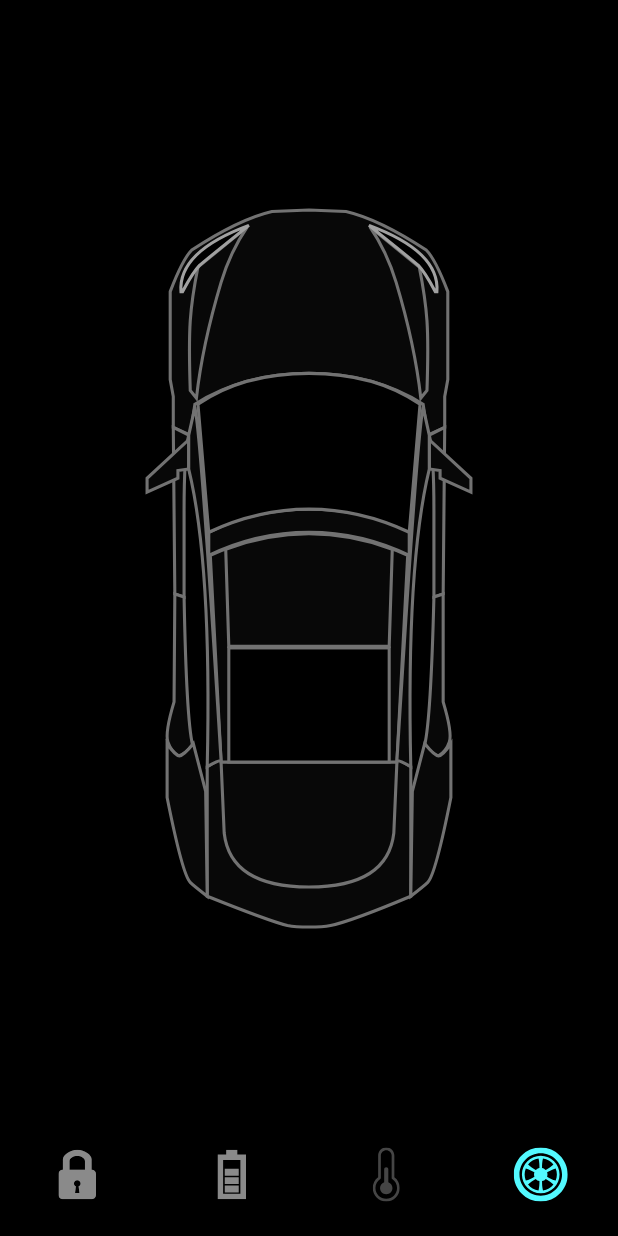
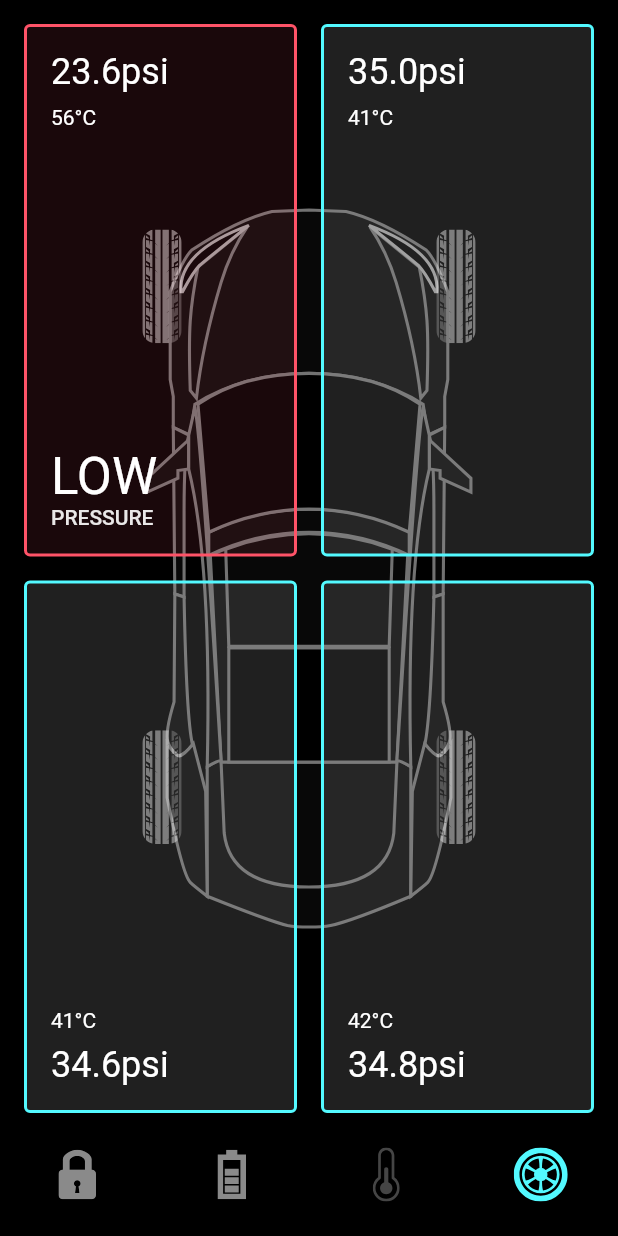
Before and after one commit to ItaloSampaio/flutter-tesla-app, a Flutter app: the screen it shows after launch, item 4 of the bottom bar chosen, on a phone screen of 412 x 824 dp. Run offline on Flutter 3.47's test engine with Material 2 defaults, Android fonts, the phone set to English and light mode, and no system bars; our stand-ins replace flutter_svg.

Commit message:
✨: create TyreScreen

```diff
--- a/lib/presentation/screens/home/home_screen.dart
+++ b/lib/presentation/screens/home/home_screen.dart
@@ -3,6 +3,7 @@ import 'package:tesla_app/presentation/core/constants.dart';
 import 'package:tesla_app/presentation/screens/battery/battery_screen.dart';
 import 'package:tesla_app/presentation/screens/lock/lock_screen.dart';
 import 'package:tesla_app/presentation/screens/temperature/temperature_screen.dart';
+import 'package:tesla_app/presentation/screens/tyre/tyre_screen.dart';
 import 'package:tesla_app/presentation/widgets/widgets.dart';
 
 import 'home_controller.dart';
@@ -22,6 +23,7 @@ class _HomeScreenState extends State<HomeScreen> with TickerProviderStateMixin {
   late AnimationController _lockAnimationController;
   late AnimationController _batteryAnimationController;
   late AnimationController _temperatureAnimationController;
+  late AnimationController _tyreAnimationController;
 
   @override
   void initState() {
@@ -41,6 +43,11 @@ class _HomeScreenState extends State<HomeScreen> with TickerProviderStateMixin {
       duration: const Duration(milliseconds: 400),
     );
 
+    _tyreAnimationController = AnimationController(
+      vsync: this,
+      duration: const Duration(milliseconds: 600),
+    );
+
     super.initState();
   }
 
@@ -49,6 +56,7 @@ class _HomeScreenState extends State<HomeScreen> with TickerProviderStateMixin {
     _lockAnimationController.dispose();
     _batteryAnimationController.dispose();
     _temperatureAnimationController.dispose();
+    _tyreAnimationController.dispose();
     _carController.dispose();
     super.dispose();
   }
@@ -94,6 +102,18 @@ class _HomeScreenState extends State<HomeScreen> with TickerProviderStateMixin {
                 };
               }
 
+              if (index == 3) {
+                forward = () async {
+                  _carController.areTyresVisible = true;
+                  await _tyreAnimationController.forward();
+                };
+              } else if (_homeController.selectedBottomTabIndex == 3) {
+                reverse = () async {
+                  _carController.areTyresVisible = false;
+                  await _tyreAnimationController.reverse();
+                };
+              }
+
               if (reverse != null) {
                 await reverse();
               }
@@ -128,6 +148,7 @@ class _HomeScreenState extends State<HomeScreen> with TickerProviderStateMixin {
                       animationController: _temperatureAnimationController,
                       carController: _carController,
                     ),
+                    TyreScreen(animationController: _tyreAnimationController),
                   ],
                 );
               },
--- /dev/null
+++ b/lib/presentation/screens/tyre/tyre_screen.dart
@@ -0,0 +1,107 @@
+import 'package:flutter/material.dart';
+import 'package:tesla_app/presentation/core/constants.dart';
+
+import 'widgets/widgets.dart';
+
+class TyreScreen extends StatelessWidget {
+  final List<Animation<double>> _animations;
+
+  final AnimationController animationController;
+
+  TyreScreen({
+    Key? key,
+    required this.animationController,
+  })  : _animations = List.generate(
+          4,
+          (index) => Tween<double>(
+            begin: 0,
+            end: 1,
+          ).animate(
+            CurvedAnimation(
+              parent: animationController,
+              curve: Interval(index * 0.25, (index + 1) * 0.25),
+            ),
+          ),
+        ),
+        super(key: key);
+
+  @override
+  Widget build(BuildContext context) {
+    return Scaffold(
+      backgroundColor: Colors.transparent,
+      body: SafeArea(
+        child: SizedBox.expand(
+          child: Padding(
+            padding: const EdgeInsets.symmetric(
+              vertical: kDefaultPadding,
+              horizontal: kDefaultPadding,
+            ),
+            child: AnimatedBuilder(
+              animation: animationController,
+              builder: (context, bhild) {
+                return Column(
+                  children: [
+                    Expanded(
+                      child: Row(
+                        children: [
+                          Expanded(
+                            child: Transform.scale(
+                              scale: _animations[0].value,
+                              child: const TyreStatus(
+                                psi: 23.6,
+                                temperature: 56,
+                                isLowPressure: true,
+                              ),
+                            ),
+                          ),
+                          const SizedBox(width: kDefaultPadding),
+                          Expanded(
+                            child: Transform.scale(
+                              scale: _animations[1].value,
+                              child: const TyreStatus(
+                                psi: 35.0,
+                                temperature: 41,
+                              ),
+                            ),
+                          ),
+                        ],
+                      ),
+                    ),
+                    const SizedBox(height: kDefaultPadding),
+                    Expanded(
+                      child: Row(
+                        children: [
+                          Expanded(
+                            child: Transform.scale(
+                              scale: _animations[2].value,
+                              child: const TyreStatus(
+                                psi: 34.6,
+                                temperature: 41,
+                                isInverted: true,
+                              ),
+                            ),
+                          ),
+                          const SizedBox(width: kDefaultPadding),
+                          Expanded(
+                            child: Transform.scale(
+                              scale: _animations[3].value,
+                              child: const TyreStatus(
+                                psi: 34.8,
+                                temperature: 42,
+                                isInverted: true,
+                              ),
+                            ),
+                          ),
+                        ],
+                      ),
+                    ),
+                  ],
+                );
+              },
+            ),
+          ),
+        ),
+      ),
+    );
+  }
+}
--- /dev/null
+++ b/lib/presentation/screens/tyre/widgets/tyre_status.dart
@@ -0,0 +1,73 @@
+import 'package:flutter/material.dart';
+import 'package:tesla_app/presentation/core/constants.dart';
+
+class TyreStatus extends StatelessWidget {
+  final double psi;
+  final int temperature;
+  final bool isLowPressure;
+  final bool isInverted;
+
+  const TyreStatus({
+    Key? key,
+    required this.psi,
+    required this.temperature,
+    this.isLowPressure = false,
+    this.isInverted = false,
+  }) : super(key: key);
+
+  @override
+  Widget build(BuildContext context) {
+    return Container(
+      padding: const EdgeInsets.all(kDefaultPadding),
+      decoration: BoxDecoration(
+        color: isLowPressure
+            ? kSecondaryColor.withOpacity(0.1)
+            : Colors.grey.withOpacity(0.2),
+        border: Border.all(
+          width: 2,
+          color: isLowPressure ? kSecondaryColor : kPrimaryColor,
+        ),
+        borderRadius: const BorderRadius.all(Radius.circular(4)),
+      ),
+      child: Column(
+        crossAxisAlignment: CrossAxisAlignment.start,
+        children: isInverted
+            ? buildStatus(context).reversed.toList()
+            : buildStatus(context),
+      ),
+    );
+  }
+
+  List<Widget> buildStatus(BuildContext context) {
+    return [
+      Text(
+        '${psi}psi',
+        style: Theme.of(context).textTheme.headline5,
+      ),
+      const SizedBox(height: kDefaultPadding / 2),
+      Text('$temperature°C'),
+      const Spacer(),
+      if (isLowPressure)
+        RichText(
+          text: TextSpan(
+            children: [
+              TextSpan(
+                text: 'Low'.toUpperCase(),
+                style: Theme.of(context)
+                    .textTheme
+                    .headline4!
+                    .copyWith(color: Colors.white),
+              ),
+              TextSpan(
+                text: '\nPressure'.toUpperCase(),
+                style: TextStyle(
+                  color: Colors.white.withOpacity(0.9),
+                  fontWeight: FontWeight.w500,
+                ),
+              ),
+            ],
+          ),
+        ),
+    ];
+  }
+}
--- /dev/null
+++ b/lib/presentation/screens/tyre/widgets/widgets.dart
@@ -0,0 +1 @@
+export './tyre_status.dart';
--- a/lib/presentation/widgets/car_blueprint.dart
+++ b/lib/presentation/widgets/car_blueprint.dart
@@ -45,6 +45,16 @@ class CarBlueprint extends StatelessWidget {
                   children: [
                     Align(
                       child: AnimatedOpacity(
+                        duration: const Duration(milliseconds: 300),
+                        opacity: carController.areTyresVisible ? 1 : 0,
+                        child: _Tyres(
+                          size: size,
+                          constraints: constraints,
+                        ),
+                      ),
+                    ),
+                    Align(
+                      child: AnimatedOpacity(
                         duration: const Duration(milliseconds: 500),
                         opacity: carController.isInsideColorVisible ? 1 : 0,
                         child: _InsideColor(size: size, color: color),
@@ -62,6 +72,57 @@ class CarBlueprint extends StatelessWidget {
         AssetPaths.svgs.car,
         width: size.width,
         height: size.height,
+      ),
+    );
+  }
+}
+
+class _Tyres extends StatelessWidget {
+  final BoxConstraints constraints;
+  final Size size;
+
+  const _Tyres({
+    Key? key,
+    required this.constraints,
+    required this.size,
+  }) : super(key: key);
+
+  @override
+  Widget build(BuildContext context) {
+    return SizedBox(
+      width: size.width,
+      height: size.height,
+      child: Stack(
+        children: [
+          Align(
+            alignment: const Alignment(-0.97, -0.71),
+            child: SvgPicture.asset(
+              AssetPaths.svgs.flTyre,
+              height: constraints.maxHeight * 0.1,
+            ),
+          ),
+          Align(
+            alignment: const Alignment(0.97, -0.71),
+            child: SvgPicture.asset(
+              AssetPaths.svgs.flTyre,
+              height: constraints.maxHeight * 0.1,
+            ),
+          ),
+          Align(
+            alignment: const Alignment(-0.97, 0.55),
+            child: SvgPicture.asset(
+              AssetPaths.svgs.flTyre,
+              height: constraints.maxHeight * 0.1,
+            ),
+          ),
+          Align(
+            alignment: const Alignment(0.97, 0.55),
+            child: SvgPicture.asset(
+              AssetPaths.svgs.flTyre,
+              height: constraints.maxHeight * 0.1,
+            ),
+          ),
+        ],
       ),
     );
   }
@@ -106,13 +167,21 @@ class CarController extends ChangeNotifier {
   CarPosition _position = CarPosition.center;
   Completer? _moveCompleter;
   CarInsideColor _insideColor = CarInsideColor.primary;
+  bool _areTyresVisible = false;
   bool _isInsideColorVisible = false;
 
   CarPosition get position => _position;
 
   bool get isInsideColorVisible => _isInsideColorVisible;
 
+  bool get areTyresVisible => _areTyresVisible;
+
   CarInsideColor get insideColor => _insideColor;
+
+  set areTyresVisible(bool value) {
+    _areTyresVisible = value;
+    notifyListeners();
+  }
 
   set isInsideColorVisible(bool value) {
     _isInsideColorVisible = value;
```
